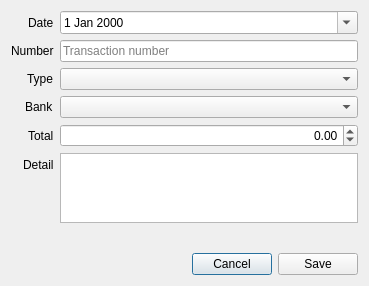
Qt form libgui/transaction/addtransactiondialog.ui (apinprastya/sultan) before a commit.
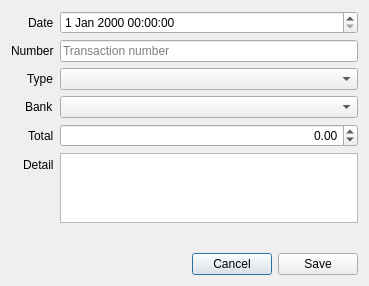
The same form after that commit.

Commit message: report using datetime instead of date

The edit to the form file:
```diff
--- a/libgui/transaction/addtransactiondialog.ui
+++ b/libgui/transaction/addtransactiondialog.ui
@@ -102,13 +102,6 @@
        </property>
       </widget>
      </item>
-     <item row="0" column="1">
-      <widget class="QDateEdit" name="dateEdit">
-       <property name="calendarPopup">
-        <bool>true</bool>
-       </property>
-      </widget>
-     </item>
      <item row="3" column="0">
       <widget class="QLabel" name="label_6">
        <property name="text">
@@ -119,6 +112,9 @@
      <item row="3" column="1">
       <widget class="QComboBox" name="comboBank"/>
      </item>
+     <item row="0" column="1">
+      <widget class="QDateTimeEdit" name="dateEdit"/>
+     </item>
     </layout>
    </item>
    <item>
```
Left out of the diff: 2 changed lines with no effect on the pictures. The commit also changes 9 other files.
